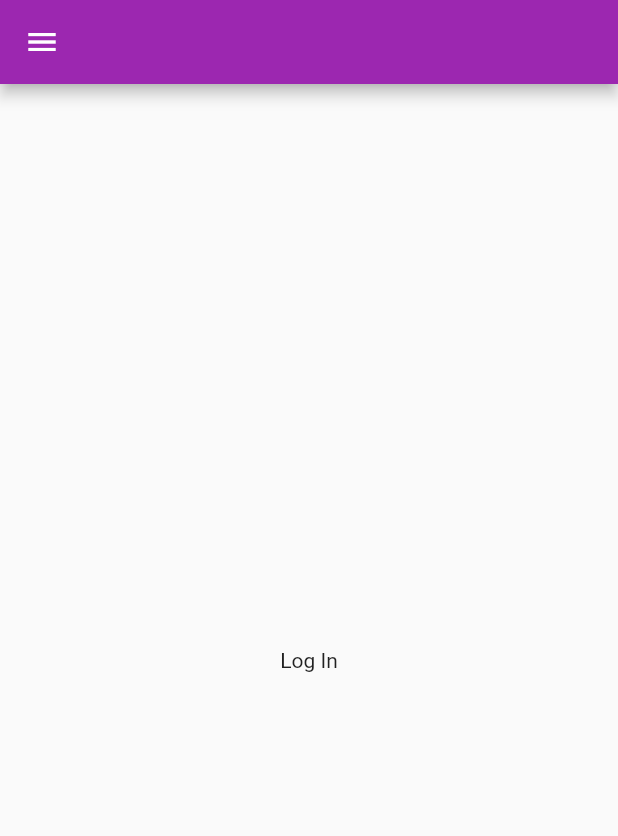
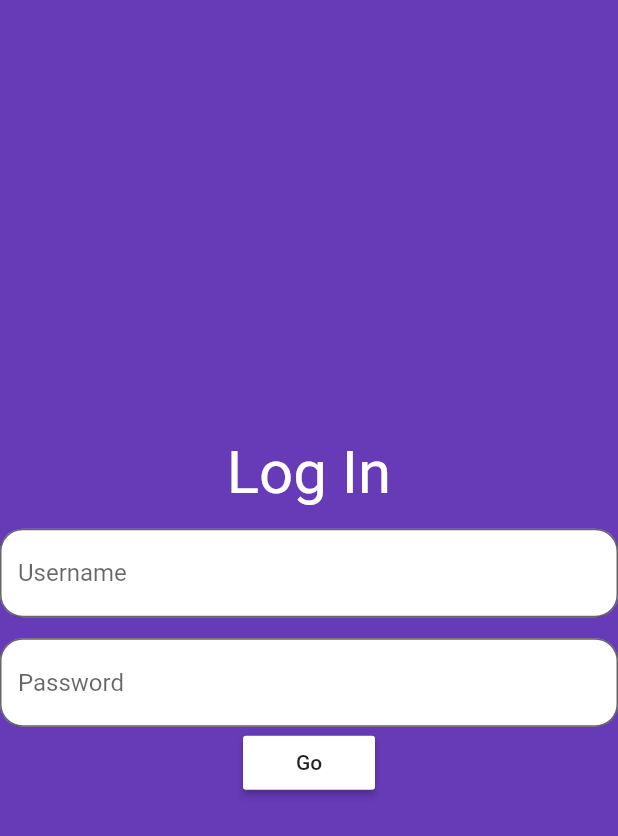
Before and after one commit to acm-projects/roomie-match, a Flutter app: the screen it shows after launch, on a phone screen of 412 x 824 dp. Shown: the top 836 px of the screen. Run offline on Flutter 3.47's test engine with Material 2 defaults, Android fonts, the phone set to English and light mode, and no system bars.

Commit message:
Separated LogInPage class and finished initial design

```diff
--- /dev/null
+++ b/src/roommate_app/lib/log_in_screen.dart
@@ -0,0 +1,73 @@
+import "package:flutter/material.dart";
+
+//LogInPage contains all of the UI and functionality for the main landing page that requires users to log in
+class LogInPage extends StatelessWidget {
+  static const Color _FOREGROUND_WIDGET_COLOR = Colors.white;     //The color for foreground widgets such as TextField
+  static const Color _BACKGROUND_COLOR = Colors.deepPurple;       //The color of the scaffold background
+  static const double _WIDGET_PADDING = 7.0;                      //The padding size between foreground widgets
+  static const double _HEADER_FONT_SIZE = 40;                     //The size of the font for the main log in screen header
+  static const double _TEXT_FIELD_BORDER_SIZE = 15.0;             //The size of the textfield's rounded border
+
+  @override
+  Widget build(BuildContext context) {
+    return Scaffold(
+      backgroundColor: _BACKGROUND_COLOR,
+      body: Center(
+        //The main widget that will contain all of the child widgets that make up this screen
+        child: Column(
+          mainAxisAlignment: MainAxisAlignment.center,
+          crossAxisAlignment: CrossAxisAlignment.center,
+          children: <Widget>[
+            //Main text heading for the log in page
+            const Text(
+              "Log In",
+              style: TextStyle(
+                color: _FOREGROUND_WIDGET_COLOR,
+                fontSize: _HEADER_FONT_SIZE,
+              ),
+            ),
+            Padding(
+              padding: EdgeInsets.all(_WIDGET_PADDING),
+            ),
+            //Username entry field
+            TextField(
+              autocorrect: true,
+              decoration: InputDecoration(
+                fillColor: _FOREGROUND_WIDGET_COLOR,
+                filled: true,
+                hintText: "Username",
+                //OutlineInputBorder allows for the creation of rounded borders
+                border: OutlineInputBorder(
+                  borderRadius: BorderRadius.circular(_TEXT_FIELD_BORDER_SIZE),
+
+                ),
+              ),
+            ),
+            Padding(
+              padding: EdgeInsets.all(_WIDGET_PADDING),
+            ),
+            //Password entry field
+            TextField(
+              obscureText: true,
+              decoration: InputDecoration(
+                fillColor: _FOREGROUND_WIDGET_COLOR,
+                filled: true,
+                hintText: "Password",
+                //OutlineInputBorder allows for the creation of rounded borders
+                border: OutlineInputBorder(
+                  borderRadius: BorderRadius.circular(_TEXT_FIELD_BORDER_SIZE),
+                ),
+              ),
+            ),
+            //The main button that initiates the user authorization process
+            RaisedButton(
+              child: Text("Go"),
+              color: _FOREGROUND_WIDGET_COLOR,
+              onPressed: () {},
+            ),
+          ],
+        ),
+      ),
+    );
+  }
+}
--- a/src/roommate_app/lib/main.dart
+++ b/src/roommate_app/lib/main.dart
@@ -1,4 +1,5 @@
-import 'package:flutter/material.dart';
+import "package:flutter/material.dart";
+import "log_in_screen.dart";
 
 void main() => runApp(RoommateApp());
 
@@ -6,25 +7,13 @@ class RoommateApp extends StatelessWidget {
   @override
   Widget build(BuildContext context) {
     return MaterialApp(
+      debugShowCheckedModeBanner: false, //This disables the debug banner that shows in the corner when running in debug mode on androids
       title: "Roomie Match",
       theme: ThemeData(
-        primarySwatch: Colors.purple,
+        primaryColor: Colors.deepPurpleAccent,
       ),
-      home: LogInPage(),
+      home:
+          LogInPage(), //The main landing page will be the log in page; if already logged in, the user will be directed to the dashboard
     );
   }
 }
-
-//The main log in page
-class LogInPage extends StatelessWidget {
-  @override
-  Widget build(BuildContext context) {
-    return Scaffold(
-      appBar: AppBar(),
-      drawer: Drawer(),
-      body: Center(
-        child: const Text("Log In"),
-      ),
-    );
-  }
-}
```
